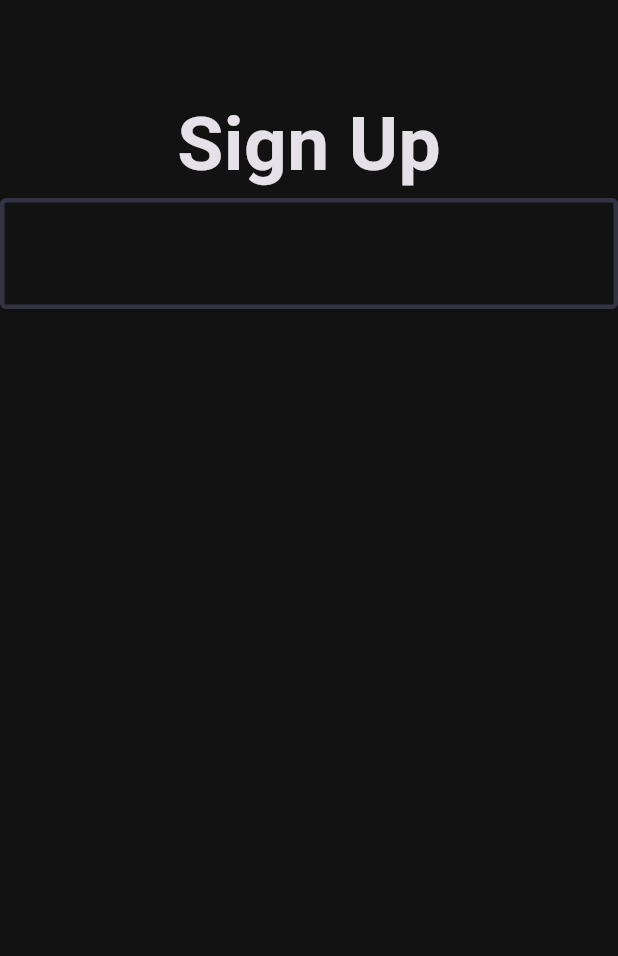
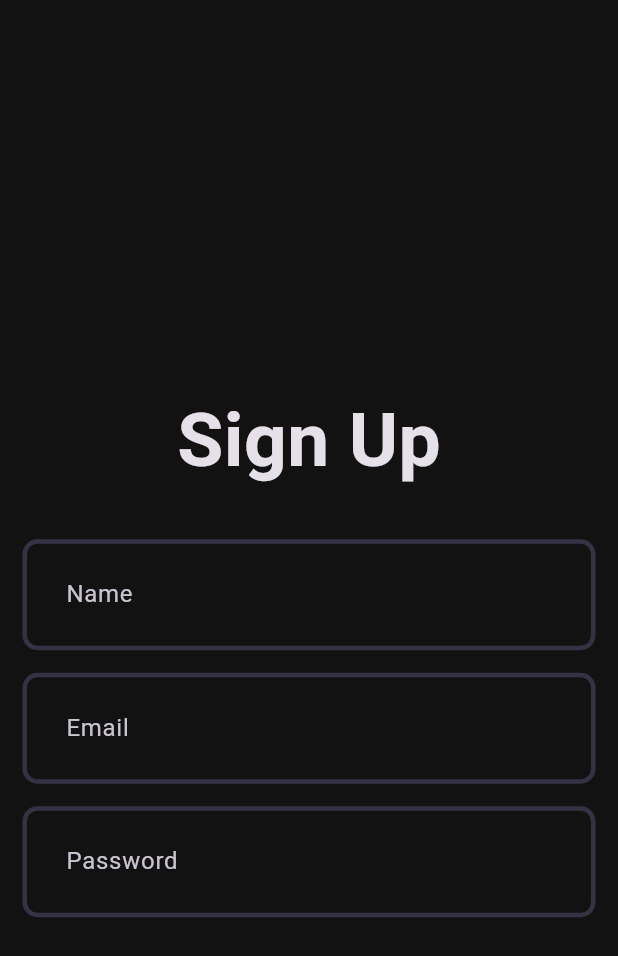
Before and after one commit to Jeffrey-joe-mathews/MUSick, a Flutter app: the screen it shows after launch, on a phone screen of 412 x 824 dp. Shown: the top 956 px of the screen. Run offline on Flutter 3.47's test engine with Material 3 defaults, Android fonts, the phone set to English and light mode, and no system bars.

Commit message:
finished with the common auth text field

```diff
--- a/client/lib/core/theme/theme.dart
+++ b/client/lib/core/theme/theme.dart
@@ -2,22 +2,20 @@ import 'package:client/core/theme/app_pallete.dart';
 import 'package:flutter/material.dart';
 
 class AppTheme {
+  static OutlineInputBorder _border(Color color) => OutlineInputBorder(
+        borderRadius: BorderRadius.circular(10),
+        borderSide: BorderSide(
+          color: color,
+          width: 3
+        ),
+      );
+
   static final darkThemeMode = ThemeData.dark().copyWith(
     scaffoldBackgroundColor: Pallete.backgroundColor,
-    inputDecorationTheme: const InputDecorationTheme(
-      contentPadding: EdgeInsets.all(25),
-      enabledBorder: OutlineInputBorder(
-        borderSide: BorderSide(
-          color: Pallete.borderColor,
-          width: 3
-        ),
-      ),
-      focusedBorder: OutlineInputBorder(
-        borderSide: BorderSide(
-          color: Pallete.gradient1,
-          width: 3
-        ),
-      )
+    inputDecorationTheme: InputDecorationTheme(
+      contentPadding: const EdgeInsets.all(25),
+      enabledBorder: _border(Pallete.borderColor),
+      focusedBorder: _border(Pallete.gradient1)
     )
   );
 }
--- a/client/lib/features/auth/view/pages/signup_page.dart
+++ b/client/lib/features/auth/view/pages/signup_page.dart
@@ -13,14 +13,33 @@ class _SignupPageState extends State<SignupPage> {
   Widget build(BuildContext context) {
 
     return Scaffold(
-    body: Column(
-      children: [
-        // space at the top to not completely center the thing
-        const SizedBox(height: 60,),
+    body: Padding(
+      padding: const EdgeInsets.all(15.0),
+      child: Column(
+        mainAxisAlignment: MainAxisAlignment.center,
+        children: [
+          // space at the top to not completely center the thing
+          const SizedBox(height: 60,),
 
-        const Text('Sign Up', style: TextStyle(fontSize: 50, fontWeight: FontWeight.bold),),
-        Mytextformfield()
-      ],
+          const Text('Sign Up', style: TextStyle(fontSize: 50, fontWeight: FontWeight.bold),),
+          const SizedBox(height: 30,),
+
+          Mytextformfield(
+            hintText: 'Name',
+          ),
+          const SizedBox(height: 15,),
+
+          Mytextformfield(
+            hintText: 'Email'
+          ),
+          const SizedBox(height: 15,),
+
+          Mytextformfield(
+            hintText: 'Password'
+          ),
+          const SizedBox(height: 15,),
+        ],
+      ),
     ),
     );
   }
--- a/client/lib/features/auth/view/widgets/my_text_form_field.dart
+++ b/client/lib/features/auth/view/widgets/my_text_form_field.dart
@@ -1,12 +1,16 @@
 import 'package:flutter/material.dart';
 
 class Mytextformfield extends StatelessWidget {
-  const Mytextformfield({super.key});
+
+  final String? hintText;
+  const Mytextformfield({super.key, required this.hintText});
 
   @override
   Widget build(BuildContext context) {
     return TextFormField(
-      decoration: InputDecoration(),
+      decoration: InputDecoration(
+        hintText: hintText
+      ),
     );
   }
 }
```
